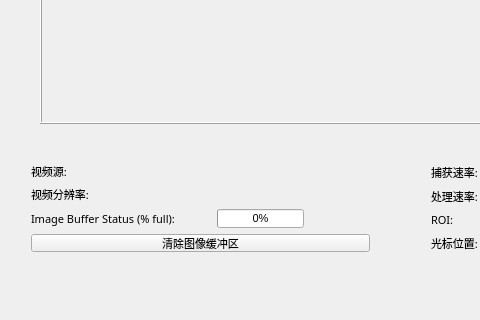
windless1015/VideoStitch, file UI/mainwindow.ui: the form before one commit; both pictures show x 0 to 480 and y 438 to 758 of the 877 by 758 pixel window.
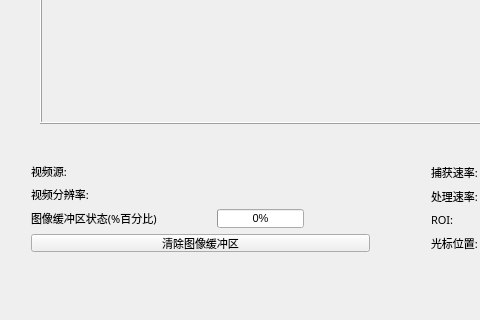
The form after the commit. Custom widgets are drawn as their Qt base class.

Commit message: 修改了连接的界面逻辑,优化网络摄像机连接的输入配置

```diff
--- a/UI/mainwindow.ui
+++ b/UI/mainwindow.ui
@@ -156,7 +156,7 @@
             </font>
            </property>
            <property name="text">
-            <string>Image Buffer Status (% full):</string>
+            <string>图像缓冲区状态(%百分比)</string>
            </property>
            <property name="alignment">
             <set>Qt::AlignLeading|Qt::AlignLeft|Qt::AlignVCenter</set>
```
The commit also changes 3 other files.
